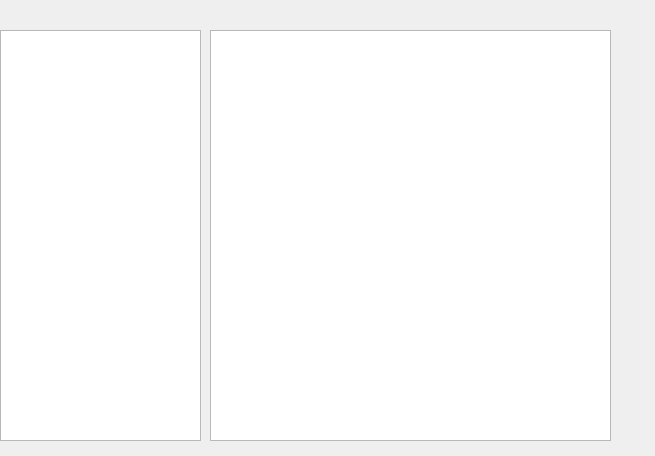
The window that src/forms/mainwindow.ui (Spidersbox/SlideShow) describes before a commit, drawn with Qt 5.
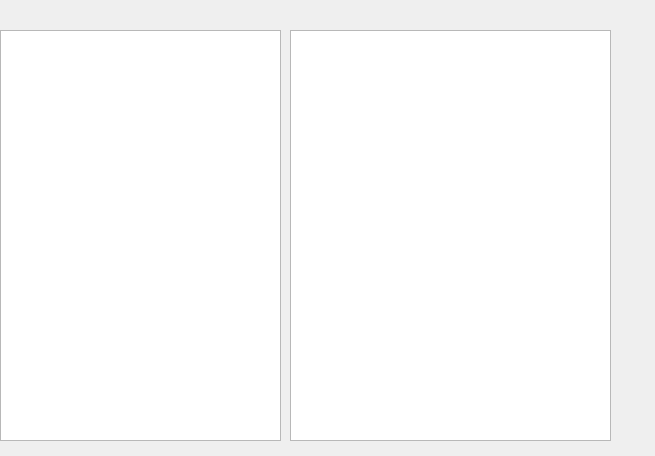
The same window after the commit.

Commit message: added option to switch between full screen and normal

Diff of the .ui file:
```diff
--- a/src/forms/mainwindow.ui
+++ b/src/forms/mainwindow.ui
@@ -41,7 +41,7 @@
      <rect>
       <x>0</x>
       <y>30</y>
-      <width>201</width>
+      <width>281</width>
       <height>411</height>
      </rect>
     </property>
@@ -49,9 +49,9 @@
    <widget class="QListWidget" name="doneList">
     <property name="geometry">
      <rect>
-      <x>210</x>
+      <x>290</x>
       <y>30</y>
-      <width>401</width>
+      <width>321</width>
       <height>411</height>
      </rect>
     </property>
```
The commit also changes 5 other files.
